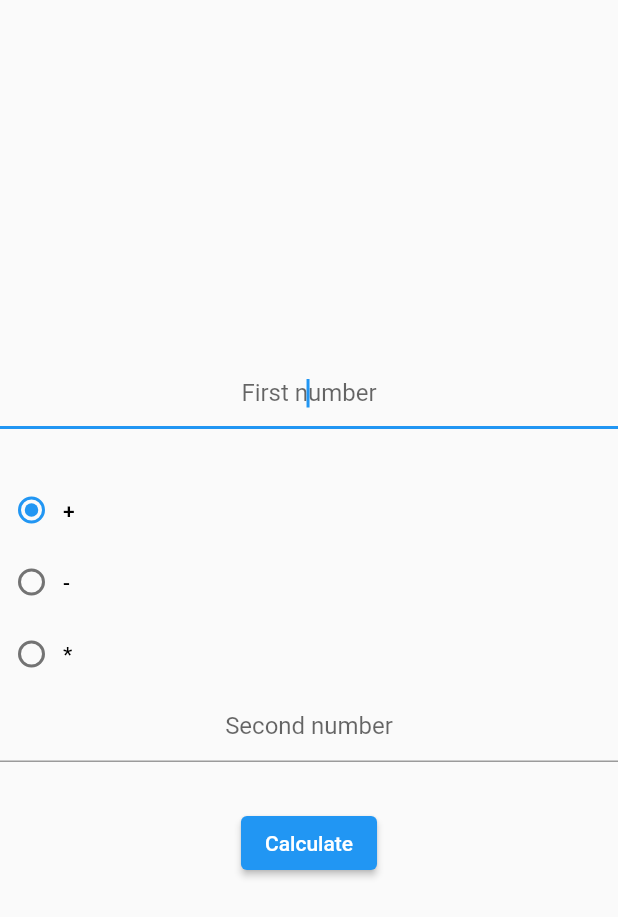
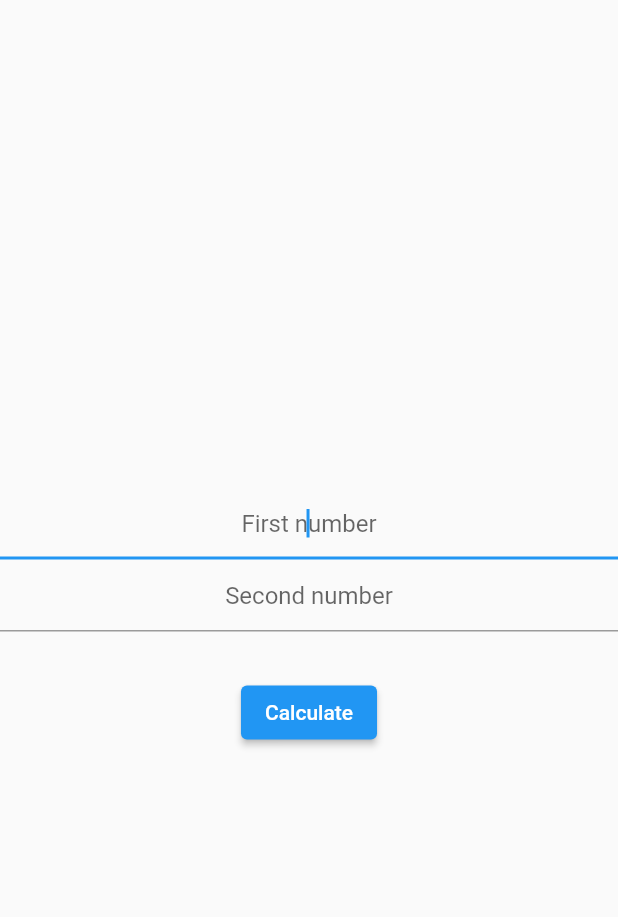
Before and after one commit to Abdelilah-Falih/miniProjet_flutter, a Flutter app: the CalculePage widget shown alone on an empty page, opened directly, on a phone screen of 412 x 824 dp. Shown: the top 917 px of the screen. Run offline on Flutter 3.47's test engine with Material 2 defaults, Android fonts, the phone set to English and light mode, and no system bars; our stand-ins replace sqflite; missing offline and left inert: faker_dart; accounts and stored records are empty.

Commit message:
task 09 create database and add methods  -> add methods add delete get to echange data between screen and database 	modified:   ios/Flutter/Debug.xcconfig 	modified:   ios/Flutter/Release.xcconfig 	new file:   lib/database/sqflite_helper.dart 	new file:   lib/models/operations.dart 	modified:   lib/screens/calcule.dart 	modified:   lib/screens/home_screen.dart 	modified:   macos/Flutter/Flutter-Debug.xcconfig 	modified:   macos/Flutter/Flutter-Release.xcconfig 	modified:   macos/Flutter/GeneratedPluginRegistrant.swift 	modified:   pubspec.lock 	modified:   pubspec.yaml

```diff
--- /dev/null
+++ b/lib/database/sqflite_helper.dart
@@ -0,0 +1,37 @@
+import 'package:flutter/foundation.dart';
+import 'package:flutter/material.dart';
+import 'package:sqflite/sqflite.dart' as sql;
+
+class SqlHelper {
+  static Future<void> createTable(sql.Database database) async {
+    await database.execute('''
+  CREATE TABLE operations(id INTEGER PRIMARYKEY AUTOINCREMENT , symbol TEXT, value TEXT)
+''');
+  }
+
+  static Future<sql.Database> db() async {
+    return sql.openDatabase('operationsdatabase.db', version: 1,
+        onCreate: (sql.Database database, int version) async {
+      await createTable(database);
+    });
+  }
+
+  static Future<int> addOperation(String symbol, String value) async {
+    final db = await SqlHelper.db();
+    final data = {'symbol': symbol, 'value': value};
+    final id = db.insert('operations', data,
+        conflictAlgorithm: sql.ConflictAlgorithm.replace);
+    return id;
+  }
+
+  static Future<List<Map<String, dynamic>>> getOperations() async {
+    final db = await SqlHelper.db();
+
+    return db.query('operations', orderBy: 'id');
+  }
+  static Future<void> deleteOperation(id) async {
+    final db = await SqlHelper.db();
+
+    db.delete('operations', where: 'id = ?', whereArgs: [id]);
+  }
+}
--- a/lib/screens/calcule.dart
+++ b/lib/screens/calcule.dart
@@ -1,6 +1,7 @@
 import 'dart:io';
 
 import 'package:flutter/material.dart';
+import 'package:miniprojet_02/database/sqflite_helper.dart';
 import 'package:miniprojet_02/screens/resultat.dart';
 import 'package:miniprojet_02/screens/templates.dart';
 
@@ -22,6 +23,30 @@ class _CalculePageState extends State<CalculePage> {
   TextEditingController f_number = TextEditingController();
   TextEditingController s_number = TextEditingController();
   String _groupValue = "plus";
+  List<Widget> radioButtons = [];
+
+  @override
+  void initState() async {
+    super.initState();
+    List<Map<String, dynamic>> data = await SqlHelper.getOperations();
+
+    for (var i = 0; i < data.length; i++) {
+      radioButtons.add(
+          RadioMenuButton(
+            value: data[i]['value'],
+            groupValue: _groupValue,
+            onChanged: (value) {
+              setState(() {
+                _groupValue = value!;
+              });
+            },
+            child: data[i]['symbol']),
+      );
+    }
+
+
+
+  }
 
   @override
   Widget build(BuildContext context) {
@@ -34,36 +59,7 @@ class _CalculePageState extends State<CalculePage> {
           controller: f_number,
           decoration: const InputDecoration(hintText: "First number"),
         ),
-        Padding(
-          padding: const EdgeInsets.fromLTRB(0, 30, 0, 0),
-          child: RadioMenuButton(
-              value: "plus",
-              groupValue: _groupValue,
-              onChanged: (value) {
-                setState(() {
-                  _groupValue = value!;
-                });
-              },
-              child: Text("+")),
-        ),
-        RadioMenuButton(
-            value: "minus",
-            groupValue: _groupValue,
-            onChanged: (value) {
-              setState(() {
-                _groupValue = value!;
-              });
-            },
-            child: Text("-")),
-        RadioMenuButton(
-            value: "mult",
-            groupValue: _groupValue,
-            onChanged: (value) {
-              setState(() {
-                _groupValue = value!;
-              });
-            },
-            child: Text("*")),
+        Column(children: radioButtons),
         TextField(
           autofocus: true,
           textAlign: TextAlign.center,
@@ -112,4 +108,6 @@ class _CalculePageState extends State<CalculePage> {
       ],
     );
   }
+
+
 }
--- a/lib/screens/home_screen.dart
+++ b/lib/screens/home_screen.dart
@@ -1,5 +1,6 @@
 import 'package:faker_dart/faker_dart.dart';
 import 'package:flutter/material.dart';
+import 'package:miniprojet_02/database/sqflite_helper.dart';
 import 'package:miniprojet_02/screens/calcule.dart';
 import 'package:miniprojet_02/screens/templates.dart';
 
@@ -33,8 +34,9 @@ class HomePage extends StatelessWidget {
           ],
         ),
         const Spacer(),
-        ElevatedButton(onPressed: () {
-          Navigator.of(context).push(MaterialPageRoute(builder: (context)=> template(CalculePage(), "Calculate")));
+        ElevatedButton(onPressed: () async{
+          await SqlHelper.addOperation("+", "plus");
+          //Navigator.of(context).push(MaterialPageRoute(builder: (context)=> template(CalculePage(), "Calculate")));
         }, child: const Text("Go"))
       ],
     );
--- a/pubspec.yaml
+++ b/pubspec.yaml
@@ -36,6 +36,7 @@ dependencies:
   # Use with the CupertinoIcons class for iOS style icons.
   cupertino_icons: ^1.0.2
   faker_dart: ^0.1.11
+  sqflite: ^2.2.8+4
 
 dev_dependencies:
   flutter_test:
```
Also changed, not shown: lib/models/operations.dart (added, +7 -0 lines), pubspec.lock, 5 other files.
